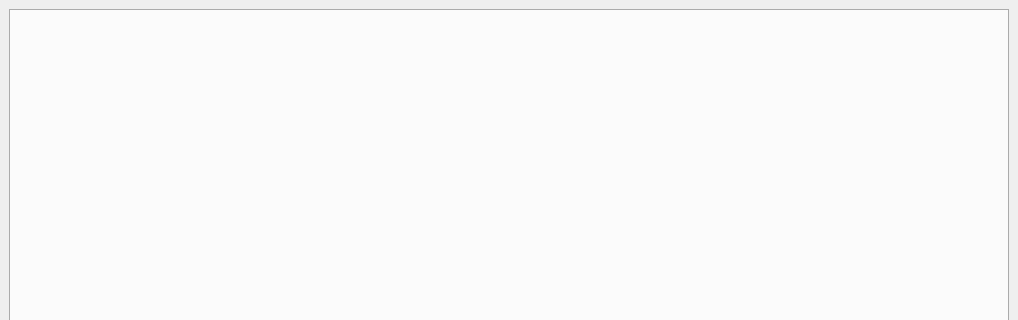
Above: module/ui/main.ui from Rubikoid/donation-interactive before the change; both pictures show x 0 to 1018 and y 0 to 320 of the 1018 by 697 pixel window. Below: the same form after it.
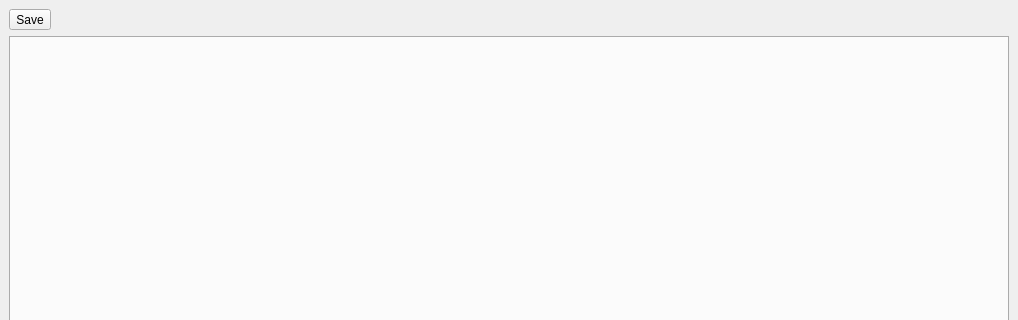
That is the form after the change.

Diff of the .ui file:
```diff
--- a/module/ui/main.ui
+++ b/module/ui/main.ui
@@ -15,13 +15,20 @@
   </property>
   <widget class="QWidget" name="centralwidget">
    <layout class="QGridLayout" name="gridLayout">
-    <item row="0" column="0">
+    <item row="1" column="0">
      <widget class="QTabWidget" name="tabWidget">
       <property name="currentIndex">
        <number>-1</number>
       </property>
      </widget>
     </item>
+    <item row="0" column="0">
+     <widget class="QToolButton" name="saveButton">
+      <property name="text">
+       <string>Save</string>
+      </property>
+     </widget>
+    </item>
    </layout>
   </widget>
   <widget class="QMenuBar" name="menubar">
```
